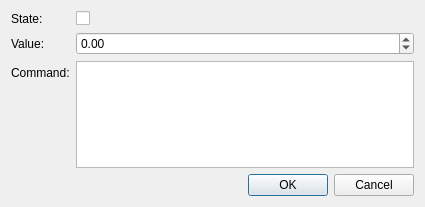
Before: the Qt Designer form src/mdttools/mdttesttool/mdtTtTestNodeUnitSetupDialog.ui in scandyna/multidiagtools, drawn with Qt 5.
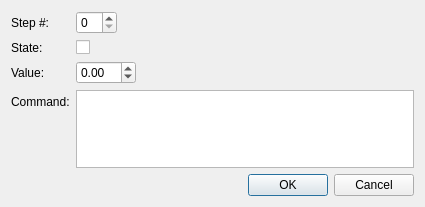
After: the same form once the commit is applied.

What changed in the file:
```diff
--- a/src/mdttools/mdttesttool/mdtTtTestNodeUnitSetupDialog.ui
+++ b/src/mdttools/mdttesttool/mdtTtTestNodeUnitSetupDialog.ui
@@ -14,14 +14,17 @@
    <string>Dialog</string>
   </property>
   <layout class="QFormLayout" name="formLayout">
-   <item row="0" column="0">
+   <property name="fieldGrowthPolicy">
+    <enum>QFormLayout::ExpandingFieldsGrow</enum>
+   </property>
+   <item row="1" column="0">
     <widget class="QLabel" name="lbState">
      <property name="text">
       <string>State:</string>
      </property>
     </widget>
    </item>
-   <item row="0" column="1">
+   <item row="1" column="1">
     <widget class="QCheckBox" name="cbState">
      <property name="text">
       <string/>
@@ -31,14 +34,14 @@
      </property>
     </widget>
    </item>
-   <item row="1" column="0">
+   <item row="2" column="0">
     <widget class="QLabel" name="lbValue">
      <property name="text">
       <string>Value:</string>
      </property>
     </widget>
    </item>
-   <item row="1" column="1">
+   <item row="2" column="1">
     <widget class="QDoubleSpinBox" name="sbValue">
      <property name="specialValueText">
       <string>Null</string>
@@ -48,7 +51,17 @@
      </property>
     </widget>
    </item>
-   <item row="3" column="0" colspan="2">
+   <item row="3" column="0">
+    <widget class="QLabel" name="lbCommand">
+     <property name="text">
+      <string>Command:</string>
+     </property>
+    </widget>
+   </item>
+   <item row="3" column="1">
+    <widget class="QPlainTextEdit" name="teCommand"/>
+   </item>
+   <item row="4" column="0" colspan="2">
     <widget class="QDialogButtonBox" name="buttonBox">
      <property name="orientation">
       <enum>Qt::Horizontal</enum>
@@ -58,13 +71,13 @@
      </property>
     </widget>
    </item>
-   <item row="2" column="1">
-    <widget class="QPlainTextEdit" name="teCommand"/>
+   <item row="0" column="1">
+    <widget class="QSpinBox" name="sbStepNumber"/>
    </item>
-   <item row="2" column="0">
-    <widget class="QLabel" name="lbCommand">
+   <item row="0" column="0">
+    <widget class="QLabel" name="lbStepNumber">
      <property name="text">
-      <string>Command:</string>
+      <string>Step #:</string>
      </property>
     </widget>
    </item>
```
